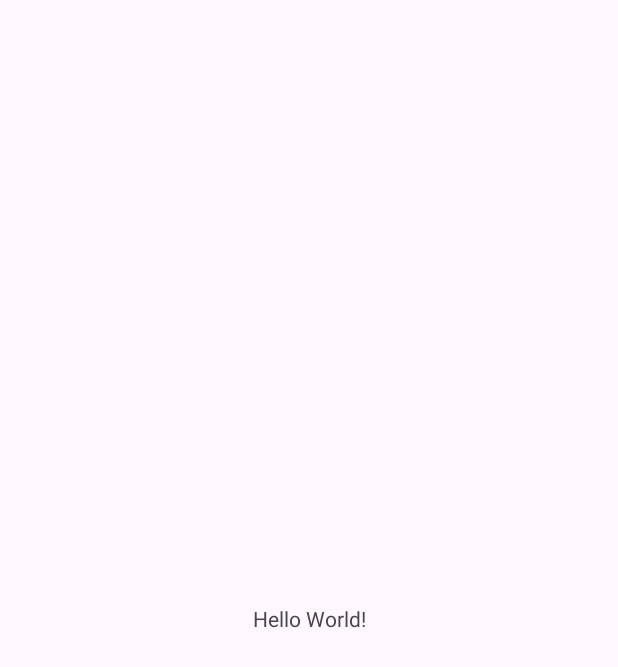
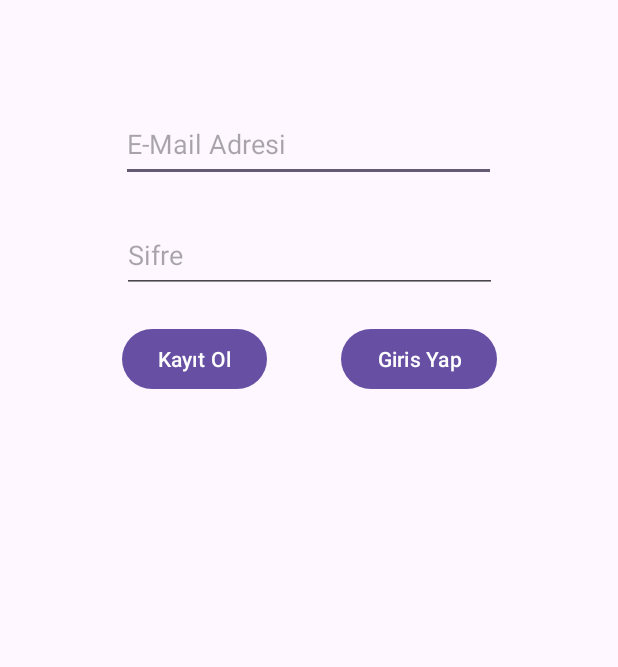
Before and after one commit to karacabugra27/fotografUygulamasi, an Android app: the screen it shows after launch (MainActivity), on a phone screen of 412 x 824 dp. Before the commit the part shown is almost empty. Shown: the top 667 px of the screen. Run offline under Robolectric (Android 15) with nearby library versions, the phone set to English and light mode, and no system bars; our stand-ins replace Firebase (no records; nobody signed in at launch, a user with empty details on screens opened directly).

Commit message:
kullanıcı arayüzü ve firebase authentication
kullanıcı fragmentların tasarımı ve firebase kullanıcı kaydı yapıldı

```diff
--- /dev/null
+++ b/app/src/main/java/com/example/fotografpaylasma/KullaniciFragment.kt
@@ -0,0 +1,69 @@
+package com.example.fotografpaylasma
+
+import android.os.Bundle
+import androidx.fragment.app.Fragment
+import android.view.LayoutInflater
+import android.view.View
+import android.view.ViewGroup
+import android.widget.Toast
+import androidx.navigation.Navigation
+import com.example.fotografpaylasma.databinding.FragmentKullaniciBinding
+import com.google.firebase.Firebase
+import com.google.firebase.auth.FirebaseAuth
+import com.google.firebase.auth.auth
+
+class KullaniciFragment : Fragment() {
+
+    private var _binding: FragmentKullaniciBinding? = null
+    private val binding get() = _binding!!
+    private lateinit var auth: FirebaseAuth
+
+    override fun onCreate(savedInstanceState: Bundle?) {
+        super.onCreate(savedInstanceState)
+        auth = Firebase.auth
+
+    }
+
+
+    override fun onCreateView(inflater: LayoutInflater, container: ViewGroup?, savedInstanceState: Bundle?): View? { // Inflate the layout for this fragment
+        _binding = FragmentKullaniciBinding.inflate(inflater, container, false)
+        val view = binding.root
+        return view
+    }
+
+    override fun onViewCreated(view: View, savedInstanceState: Bundle?) {
+        super.onViewCreated(view, savedInstanceState)
+        binding.girisButton.setOnClickListener { girisYap(it) }
+        binding.kayitButton.setOnClickListener { kayitOl(it) }
+    }
+
+    fun girisYap(view: View) {
+        val action = KullaniciFragmentDirections.actionKullaniciFragmentToFeedFragment()
+        Navigation.findNavController(view).navigate(action)
+    }
+
+    fun kayitOl(view: View) {
+
+        val email = binding.emailText.text.toString()
+        val password = binding.sifreText.text.toString()
+
+        if (email.isNotEmpty() && password.isNotEmpty()) {
+            auth.createUserWithEmailAndPassword(email, password).addOnCompleteListener { task ->
+                if (task.isSuccessful) { //kullanıcı oluşturulduysa
+                    val action = KullaniciFragmentDirections.actionKullaniciFragmentToFeedFragment()
+                    Navigation.findNavController(view).navigate(action)
+                }
+            }.addOnFailureListener { exception ->
+                Toast.makeText(requireContext(),exception.localizedMessage,Toast.LENGTH_LONG).show()
+            }
+        }
+
+
+    }
+
+    override fun onDestroyView() {
+        super.onDestroyView()
+        _binding = null
+    }
+
+}
--- a/app/src/main/res/layout/activity_main.xml
+++ b/app/src/main/res/layout/activity_main.xml
@@ -7,13 +7,19 @@
     android:layout_height="match_parent"
     tools:context=".MainActivity">
 
-    <TextView
-        android:layout_width="wrap_content"
-        android:layout_height="wrap_content"
-        android:text="Hello World!"
+    <androidx.fragment.app.FragmentContainerView
+        android:id="@+id/fragmentContainerView"
+        android:name="androidx.navigation.fragment.NavHostFragment"
+        android:layout_width="0dp"
+        android:layout_height="0dp"
+        android:layout_marginStart="1dp"
+        android:layout_marginTop="1dp"
+        android:layout_marginEnd="1dp"
+        android:layout_marginBottom="1dp"
+        app:defaultNavHost="true"
         app:layout_constraintBottom_toBottomOf="parent"
         app:layout_constraintEnd_toEndOf="parent"
         app:layout_constraintStart_toStartOf="parent"
-        app:layout_constraintTop_toTopOf="parent" />
-
+        app:layout_constraintTop_toTopOf="parent"
+        app:navGraph="@navigation/nav_graph" />
 </androidx.constraintlayout.widget.ConstraintLayout>
--- /dev/null
+++ b/app/src/main/res/layout/fragment_kullanici.xml
@@ -0,0 +1,52 @@
+<?xml version="1.0" encoding="utf-8"?>
+<androidx.constraintlayout.widget.ConstraintLayout
+    xmlns:android="http://schemas.android.com/apk/res/android"
+    xmlns:app="http://schemas.android.com/apk/res-auto"
+    xmlns:tools="http://schemas.android.com/tools"
+    android:layout_width="match_parent"
+    android:layout_height="match_parent"
+    tools:context=".KullaniciFragment">
+
+
+    <EditText
+        android:id="@+id/emailText"
+        android:layout_width="250dp"
+        android:layout_height="50dp"
+        android:layout_marginTop="70dp"
+        android:ems="10"
+        android:hint="E-Mail Adresi"
+        android:inputType="textEmailAddress"
+        app:layout_constraintEnd_toEndOf="parent"
+        app:layout_constraintHorizontal_bias="0.497"
+        app:layout_constraintStart_toStartOf="parent"
+        app:layout_constraintTop_toTopOf="parent" />
+
+    <EditText
+        android:id="@+id/sifreText"
+        android:layout_width="250dp"
+        android:layout_height="50dp"
+        android:layout_marginTop="24dp"
+        android:ems="10"
+        android:hint="Sifre"
+        android:inputType="textPassword"
+        app:layout_constraintEnd_toEndOf="parent"
+        app:layout_constraintStart_toStartOf="parent"
+        app:layout_constraintTop_toBottomOf="@+id/emailText" />
+
+    <Button
+        android:id="@+id/kayitButton"
+        android:layout_width="wrap_content"
+        android:layout_height="wrap_content"
+        android:layout_marginTop="20dp"
+        android:text="Kayıt Ol"
+        app:layout_constraintStart_toStartOf="@+id/sifreText"
+        app:layout_constraintTop_toBottomOf="@+id/sifreText" />
+
+    <Button
+        android:id="@+id/girisButton"
+        android:layout_width="wrap_content"
+        android:layout_height="wrap_content"
+        android:text="Giris Yap"
+        app:layout_constraintEnd_toEndOf="@+id/sifreText"
+        app:layout_constraintTop_toTopOf="@+id/kayitButton" />
+</androidx.constraintlayout.widget.ConstraintLayout>
--- /dev/null
+++ b/app/src/main/res/menu/popup_menu.xml
@@ -0,0 +1,5 @@
+<?xml version="1.0" encoding="utf-8"?>
+<menu xmlns:android="http://schemas.android.com/apk/res/android">
+    <item android:id="@+id/yuklemeItem" android:title="Yeni Post"/>
+    <item android:id="@+id/cikisItem" android:title="Cıkıs Yap"/>
+</menu>
--- /dev/null
+++ b/app/src/main/res/navigation/nav_graph.xml
@@ -0,0 +1,38 @@
+<?xml version="1.0" encoding="utf-8"?>
+<navigation xmlns:android="http://schemas.android.com/apk/res/android"
+    xmlns:app="http://schemas.android.com/apk/res-auto"
+    xmlns:tools="http://schemas.android.com/tools"
+    android:id="@+id/nav_graph"
+    app:startDestination="@id/kullaniciFragment">
+
+    <fragment
+        android:id="@+id/kullaniciFragment"
+        android:name="com.example.fotografpaylasma.KullaniciFragment"
+        android:label="fragment_kullanici"
+        tools:layout="@layout/fragment_kullanici" >
+        <action
+            android:id="@+id/action_kullaniciFragment_to_feedFragment"
+            app:destination="@id/feedFragment" />
+    </fragment>
+    <fragment
+        android:id="@+id/feedFragment"
+        android:name="com.example.fotografpaylasma.FeedFragment"
+        android:label="fragment_feed"
+        tools:layout="@layout/fragment_feed" >
+        <action
+            android:id="@+id/action_feedFragment_to_yuklemeFragment"
+            app:destination="@id/yuklemeFragment" />
+        <action
+            android:id="@+id/action_feedFragment_to_kullaniciFragment"
+            app:destination="@id/kullaniciFragment" />
+    </fragment>
+    <fragment
+        android:id="@+id/yuklemeFragment"
+        android:name="com.example.fotografpaylasma.YuklemeFragment"
+        android:label="fragment_yukleme"
+        tools:layout="@layout/fragment_yukleme" >
+        <action
+            android:id="@+id/action_yuklemeFragment_to_feedFragment"
+            app:destination="@id/feedFragment" />
+    </fragment>
+</navigation>
--- a/app/src/main/res/values/strings.xml
+++ b/app/src/main/res/values/strings.xml
@@ -1,3 +1,5 @@
 <resources>
     <string name="app_name">fotografPaylasma</string>
+    <!-- TODO: Remove or change this placeholder text -->
+    <string name="hello_blank_fragment">Hello blank fragment</string>
 </resources>
--- a/build.gradle.kts
+++ b/build.gradle.kts
@@ -1,6 +1,6 @@
-// Top-level build file where you can add configuration options common to all sub-projects/modules.
 plugins {
     alias(libs.plugins.android.application) apply false
     alias(libs.plugins.kotlin.android) apply false
     id("com.google.gms.google-services") version "4.4.2" apply false
+    id ("androidx.navigation.safeargs.kotlin") version "2.8.4" apply false
 }
```
Also changed, not shown: app/build.gradle.kts (+5 -4 lines), app/src/main/java/com/example/fotografpaylasma/FeedFragment.kt (added, +61 -0 lines), app/src/main/java/com/example/fotografpaylasma/YuklemeFragment.kt (added, +47 -0 lines), app/src/main/res/layout/fragment_feed.xml (added, +30 -0 lines), app/src/main/res/layout/fragment_yukleme.xml (added, +44 -0 lines), app/src/main/res/layout/recycler_row.xml (added, +35 -0 lines).
